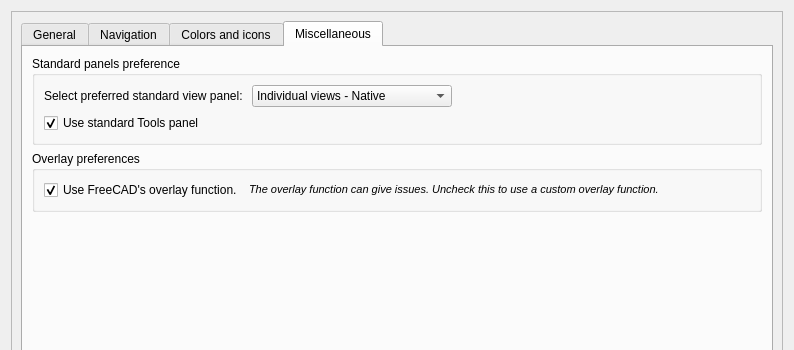
Qt form Resources/ui/Settings.ui (APEbbers/FreeCAD-Ribbon) before a commit; both pictures show x 0 to 794 and y 0 to 350 of the 794 by 722 pixel window.
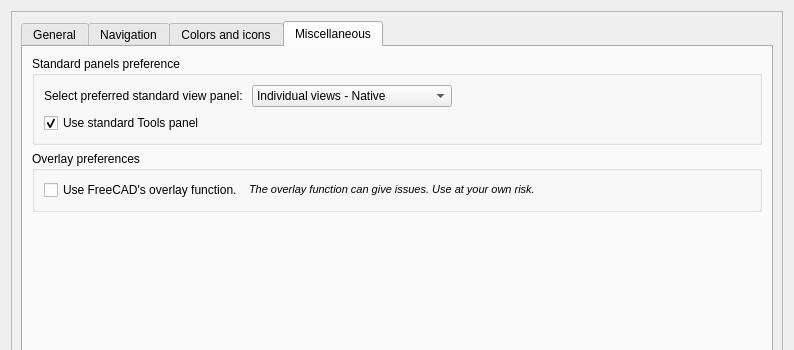
The same form after that commit. Custom widgets are drawn as their Qt base class.

Commit message: Set the custom OverLay function as default

```diff
--- a/Resources/ui/Settings.ui
+++ b/Resources/ui/Settings.ui
@@ -1685,7 +1685,7 @@
                 <item row="0" column="1">
                  <widget class="QLabel" name="label_26">
                   <property name="text">
-                   <string>&lt;html&gt;&lt;head/&gt;&lt;body&gt;&lt;p&gt;&lt;span style=&quot; font-size:8pt; font-style:italic;&quot;&gt;The overlay function can give issues. Uncheck this to use a custom overlay function.&lt;/span&gt;&lt;/p&gt;&lt;/body&gt;&lt;/html&gt;</string>
+                   <string>&lt;html&gt;&lt;head/&gt;&lt;body&gt;&lt;p&gt;&lt;span style=&quot; font-size:8pt; font-style:italic;&quot;&gt;The overlay function can give issues. Use at your own risk.&lt;/span&gt;&lt;/p&gt;&lt;/body&gt;&lt;/html&gt;</string>
                   </property>
                  </widget>
                 </item>
@@ -1699,7 +1699,7 @@
                    <string>Use FreeCAD's overlay function.</string>
                   </property>
                   <property name="checked">
-                   <bool>true</bool>
+                   <bool>false</bool>
                   </property>
                  </widget>
                 </item>
```
The commit also changes 2 other files.
